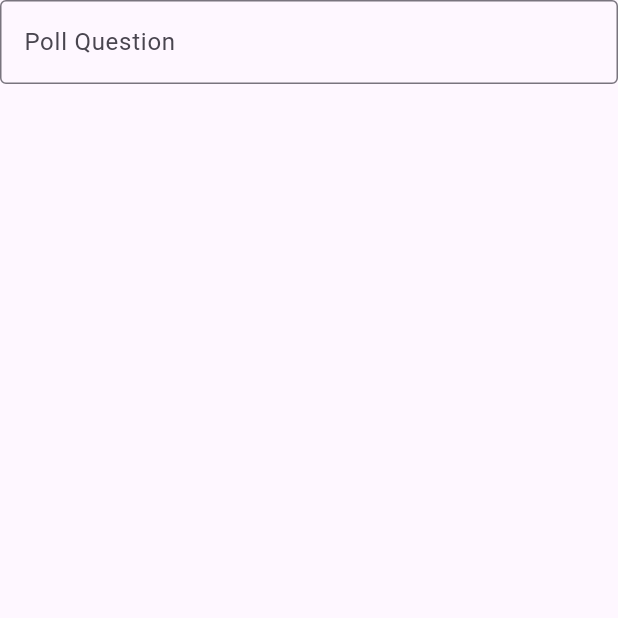
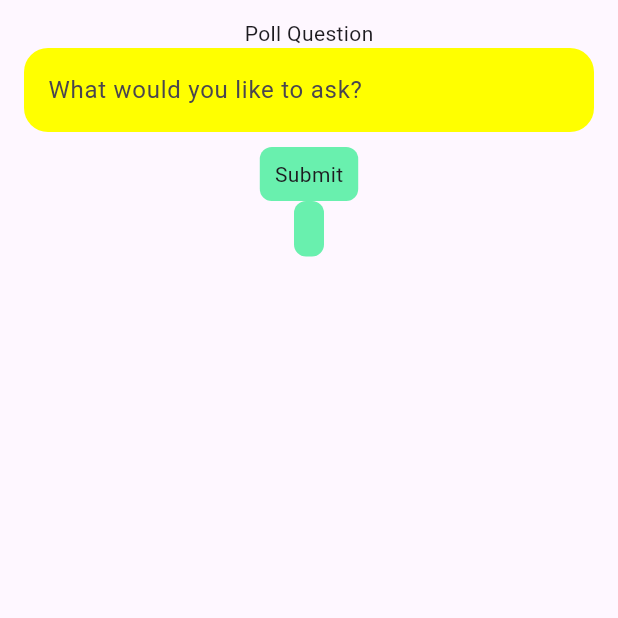
Before and after one commit to mbasnet123/quick-poll, a Flutter app: the CreatePollScreen screen opened by its route, on a phone screen of 412 x 824 dp, the top half of it. Run offline on Flutter 3.47's test engine with Material 3 defaults, Android fonts, the phone set to English and light mode, and no system bars; our stand-ins replace drift, drift_flutter, flutter_riverpod, freezed_annotation, go_router, google_sign_in; accounts and stored records are empty; generated files the repository leaves out were written again.

Commit message:
feat: display poll question

```diff
--- a/lib/features/create_poll/presentation/screens/create_poll_screen.dart
+++ b/lib/features/create_poll/presentation/screens/create_poll_screen.dart
@@ -1,4 +1,5 @@
 import 'package:flutter/material.dart';
+import 'package:quick_poll/core/utils/validation_util.dart';
 
 class CreatePollScreen extends StatefulWidget {
   const CreatePollScreen({super.key});
@@ -8,38 +9,80 @@ class CreatePollScreen extends StatefulWidget {
 }
 
 class _CreatePollScreenState extends State<CreatePollScreen> {
+  final _formKey = GlobalKey<FormState>();
+  final questionController = TextEditingController();
+  String pollQuestion = "";
+
+  @override
+  void dispose(){
+    questionController.dispose();
+    super.dispose();
+  }
   @override
   Widget build(BuildContext context) {
-    final _formKey = GlobalKey<FormState>();
-    final questionController = TextEditingController();
     return Scaffold(
       body: SafeArea(
+        child: Padding(
+          padding: const EdgeInsets.symmetric(vertical: 12, horizontal: 16),
           child: Column(
             children: [
               Form(
                 key: _formKey,
                 child: Column(
                   children: [
+                    Text("Poll Question"),
                     TextFormField(
                       controller: questionController,
-                    decoration: const InputDecoration(
-                      labelText: "Poll Question",
+                      decoration: InputDecoration(
                         hintText: "What would you like to ask?",
-                      border: OutlineInputBorder(),
+                        filled: true,
+                        fillColor: Colors.yellowAccent,
+                        border: OutlineInputBorder(
+                          borderRadius: BorderRadius.circular(16),
+                          borderSide:BorderSide.none,
                         ),
-                    validator: (value){
-                      if (value == null || value.isEmpty) {
-                        return "Question is required";
-                      }
-                      return null;
+                      ),
+                      validator: ValidationUtil.pollQuestionValidator,
+                      onSaved: (value) {
+                        pollQuestion = value ?? "";
                       },
                     ),
+                    SizedBox(height: 10,),
+                    GestureDetector(
+                      onTap: (){
+                        final isValidated = _formKey.currentState?.validate() ?? false;
+                        if(!isValidated) return;
+                        _formKey.currentState!.save();
+                        setState(() {
+                        });
+                        questionController.clear();
+                      },
+                      child: Container(
+                        padding: EdgeInsets.symmetric(vertical: 8, horizontal: 10),
+                        decoration: BoxDecoration(
+                          color: Colors.greenAccent,
+                          borderRadius: BorderRadius.circular(8),
+                        ),
+                        child: Text("Submit"),
+                      ),
+                    ),
+                    if (pollQuestion.isNotEmpty)
+                      SizedBox(height: 10,),
+                      Container(
+                        padding: EdgeInsets.symmetric(vertical: 8, horizontal: 10),
+                        decoration: BoxDecoration(
+                          color: Colors.greenAccent,
+                          borderRadius: BorderRadius.circular(8),
+                        ),
+                        child: Text(pollQuestion),
+                      )
                   ],
                 ),
               )
             ],
           ),
         ),
+      ),
     );
   }
 }
```
Also changed, not shown: lib/core/utils/validation_util.dart (+6 -1 lines), lib/features/create_poll/presentation/widgets/poll_text_filled_header.dart (added, +22 -0 lines). Lines whose indentation alone changed are shown as unchanged.
